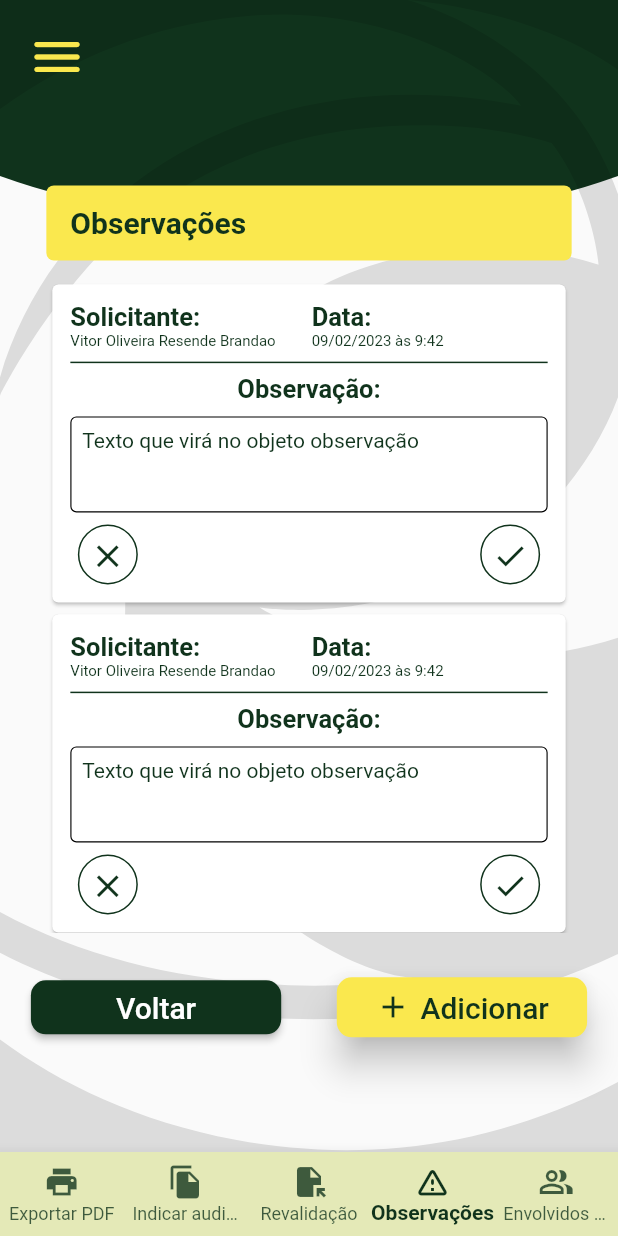
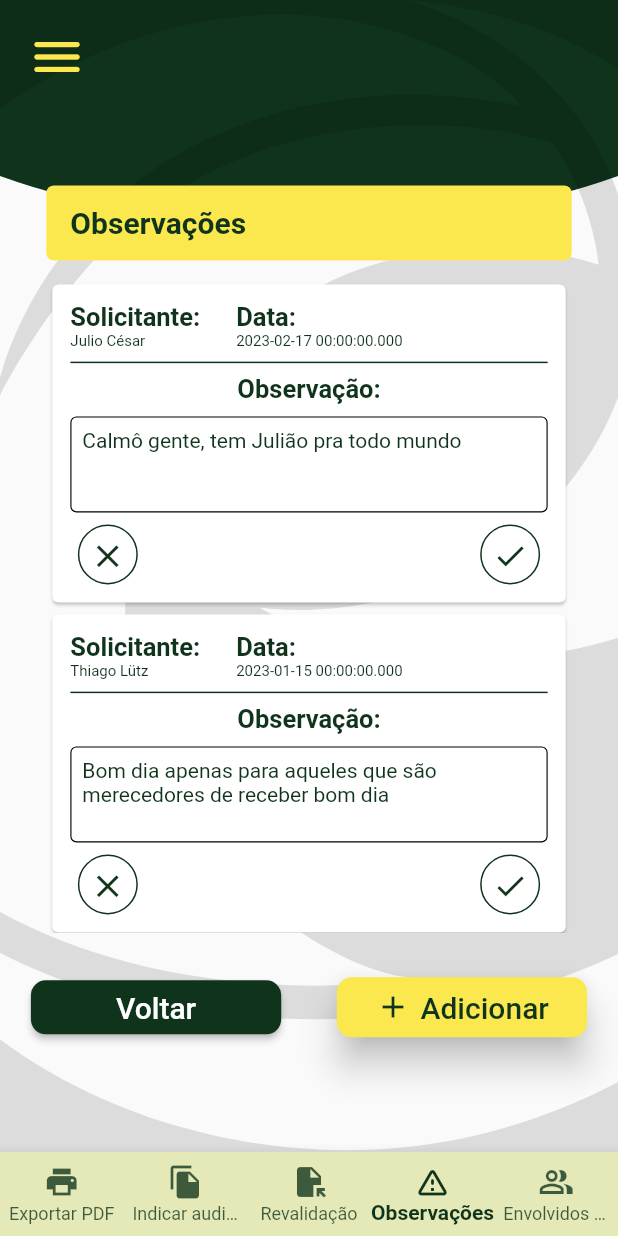
Before and after one commit to lutzzdias/eldorado-ui, a Flutter app: the screen it shows after launch, on a phone screen of 412 x 824 dp. Run offline on Flutter 3.47's test engine with Material 2 defaults, Android fonts, the phone set to English and light mode, and no system bars; our stand-ins replace flutter_svg.

Commit message:
Create observation model and use it

```diff
--- a/lib/src/app.dart
+++ b/lib/src/app.dart
@@ -20,8 +20,7 @@ class MyApp extends StatelessWidget {
       onGenerateRoute: (settings) {
         switch (settings.name) {
           case '/':
-            return MaterialPageRoute(
-                builder: (_) => const ListObservationsScreen());
+            return MaterialPageRoute(builder: (_) => ListObservationsScreen());
           case '/base':
             return MaterialPageRoute(builder: (_) => DefaultBackground());
           case '/login':
@@ -31,8 +30,7 @@ class MyApp extends StatelessWidget {
           case '/register_epc':
             return MaterialPageRoute(builder: (_) => RegisterEpcScreen());
           case '/observation/list':
-            return MaterialPageRoute(
-                builder: (_) => const ListObservationsScreen());
+            return MaterialPageRoute(builder: (_) => ListObservationsScreen());
           case '/observation/add':
             return MaterialPageRoute(
                 builder: (_) => const AddObservationScreen());
--- a/lib/src/features/observation/domain/observation.dart
+++ b/lib/src/features/observation/domain/observation.dart
@@ -0,0 +1,19 @@
+enum ObservationState {
+  pending,
+  approved,
+  rejected,
+}
+
+class Observation {
+  String requester;
+  DateTime date;
+  String content;
+  ObservationState state;
+
+  Observation({
+    required this.requester,
+    required this.date,
+    required this.content,
+    this.state = ObservationState.pending,
+  });
+}
--- a/lib/src/features/observation/presentation/list_observations/list_observations_screen.dart
+++ b/lib/src/features/observation/presentation/list_observations/list_observations_screen.dart
@@ -4,13 +4,38 @@ import 'package:eldorado/src/common/elevated_icon_button.dart';
 import 'package:eldorado/src/common/header.dart';
 import 'package:eldorado/src/constants/app_sizes.dart';
 import 'package:eldorado/src/constants/custom_colors.dart';
+import 'package:eldorado/src/features/observation/domain/observation.dart';
 import 'package:eldorado/src/features/observation/presentation/list_observations/widgets/observations_list.dart';
 import 'package:flutter/material.dart';
 
 // TODO: Define Observation Object
 
 class ListObservationsScreen extends StatelessWidget {
-  const ListObservationsScreen({super.key});
+  ListObservationsScreen({super.key});
+
+  List<Observation> observations = [
+    Observation(
+      requester: 'Julio César',
+      date: DateTime(2023, 02, 17),
+      content: 'Calmô gente, tem Julião pra todo mundo',
+    ),
+    Observation(
+      requester: 'Thiago Lütz',
+      date: DateTime(2023, 01, 15),
+      content:
+          'Bom dia apenas para aqueles que são merecedores de receber bom dia',
+    ),
+    Observation(
+      requester: 'Víto Oliveira',
+      date: DateTime(2023, 02, 14),
+      content: 'Sou envolvido com o Julio...',
+    ),
+    Observation(
+      requester: 'Julio César',
+      date: DateTime(2023, 02, 01),
+      content: 'Isso pode gerar algumas complicações...',
+    ),
+  ];
 
   @override
   Widget build(BuildContext context) {
@@ -30,7 +55,9 @@ class ListObservationsScreen extends StatelessWidget {
                   width: MediaQuery.of(context).size.width * .85,
                 ),
                 gapH12,
-                const ObservationsList(),
+                ObservationsList(
+                  observations: observations,
+                ),
                 gapH8,
                 // TODO: Should modularize the contents below into a widget??
                 SizedBox(
--- a/lib/src/features/observation/presentation/list_observations/widgets/observation_item_body.dart
+++ b/lib/src/features/observation/presentation/list_observations/widgets/observation_item_body.dart
@@ -3,7 +3,12 @@ import 'package:eldorado/src/constants/custom_colors.dart';
 import 'package:flutter/material.dart';
 
 class ObservationItemBody extends StatelessWidget {
-  const ObservationItemBody({super.key});
+  final String text;
+
+  const ObservationItemBody({
+    super.key,
+    required this.text,
+  });
 
   @override
   Widget build(BuildContext context) {
@@ -27,7 +32,7 @@ class ObservationItemBody extends StatelessWidget {
           readOnly: true,
           enabled: false,
           controller: TextEditingController(
-            text: 'Texto que virá no objeto observação',
+            text: text,
           ),
           keyboardType: TextInputType.multiline,
           maxLines: 6,
--- a/lib/src/features/observation/presentation/list_observations/widgets/observation_item_header.dart
+++ b/lib/src/features/observation/presentation/list_observations/widgets/observation_item_header.dart
@@ -3,8 +3,13 @@ import 'package:eldorado/src/constants/custom_colors.dart';
 import 'package:flutter/material.dart';
 
 class ObservationItemHeader extends StatelessWidget {
+  final String requester;
+  final DateTime date;
+
   const ObservationItemHeader({
     super.key,
+    required this.requester,
+    required this.date,
   });
 
   @override
@@ -13,8 +18,8 @@ class ObservationItemHeader extends StatelessWidget {
       children: [
         Column(
           crossAxisAlignment: CrossAxisAlignment.start,
-          children: const [
-            Text(
+          children: [
+            const Text(
               'Solicitante:',
               style: TextStyle(
                 fontWeight: FontWeight.bold,
@@ -23,8 +28,8 @@ class ObservationItemHeader extends StatelessWidget {
               ),
             ),
             Text(
-              'Vitor Oliveira Resende Brandao',
-              style: TextStyle(
+              requester,
+              style: const TextStyle(
                 color: CustomColors.darkGreen,
                 fontSize: 10,
               ),
@@ -34,8 +39,8 @@ class ObservationItemHeader extends StatelessWidget {
         gapW24,
         Column(
           crossAxisAlignment: CrossAxisAlignment.start,
-          children: const [
-            Text(
+          children: [
+            const Text(
               'Data:',
               style: TextStyle(
                 fontWeight: FontWeight.bold,
@@ -44,8 +49,8 @@ class ObservationItemHeader extends StatelessWidget {
               ),
             ),
             Text(
-              '09/02/2023 às 9:42',
-              style: TextStyle(
+              date.toString(),
+              style: const TextStyle(
                 color: CustomColors.darkGreen,
                 fontSize: 10,
               ),
--- a/lib/src/features/observation/presentation/list_observations/widgets/observations_list.dart
+++ b/lib/src/features/observation/presentation/list_observations/widgets/observations_list.dart
@@ -1,13 +1,16 @@
 import 'package:eldorado/src/constants/app_sizes.dart';
 import 'package:eldorado/src/constants/custom_colors.dart';
+import 'package:eldorado/src/features/observation/domain/observation.dart';
 import 'package:eldorado/src/features/observation/presentation/list_observations/widgets/observation_item_actions.dart';
 import 'package:eldorado/src/features/observation/presentation/list_observations/widgets/observation_item_body.dart';
 import 'package:eldorado/src/features/observation/presentation/list_observations/widgets/observation_item_header.dart';
 import 'package:flutter/material.dart';
 
 class ObservationsList extends StatelessWidget {
+  final List<Observation> observations;
   const ObservationsList({
     super.key,
+    required this.observations,
   });
 
   @override
@@ -16,26 +19,31 @@ class ObservationsList extends StatelessWidget {
       height: MediaQuery.of(context).size.height * .53,
       width: MediaQuery.of(context).size.width * .85,
       child: ListView.builder(
-        itemCount: 10,
-        itemBuilder: (context, index) => Card(
+          itemCount: observations.length,
+          itemBuilder: (context, index) {
+            final Observation observation = observations[index];
+            return Card(
               child: Padding(
                 padding: const EdgeInsets.all(Sizes.p12),
                 child: Column(
                   crossAxisAlignment: CrossAxisAlignment.start,
                   children: [
-                const ObservationItemHeader(),
+                    ObservationItemHeader(
+                      requester: observation.requester,
+                      date: observation.date,
+                    ),
                     const Divider(
                       thickness: 1,
                       color: CustomColors.darkGreen,
                     ),
-                const ObservationItemBody(),
+                    ObservationItemBody(text: observation.content),
                     gapH8,
                     ObservationItemActions(index: index),
                   ],
                 ),
               ),
-        ),
-      ),
+            );
+          }),
     );
   }
 }
```
Lines whose indentation alone changed are shown as unchanged.
